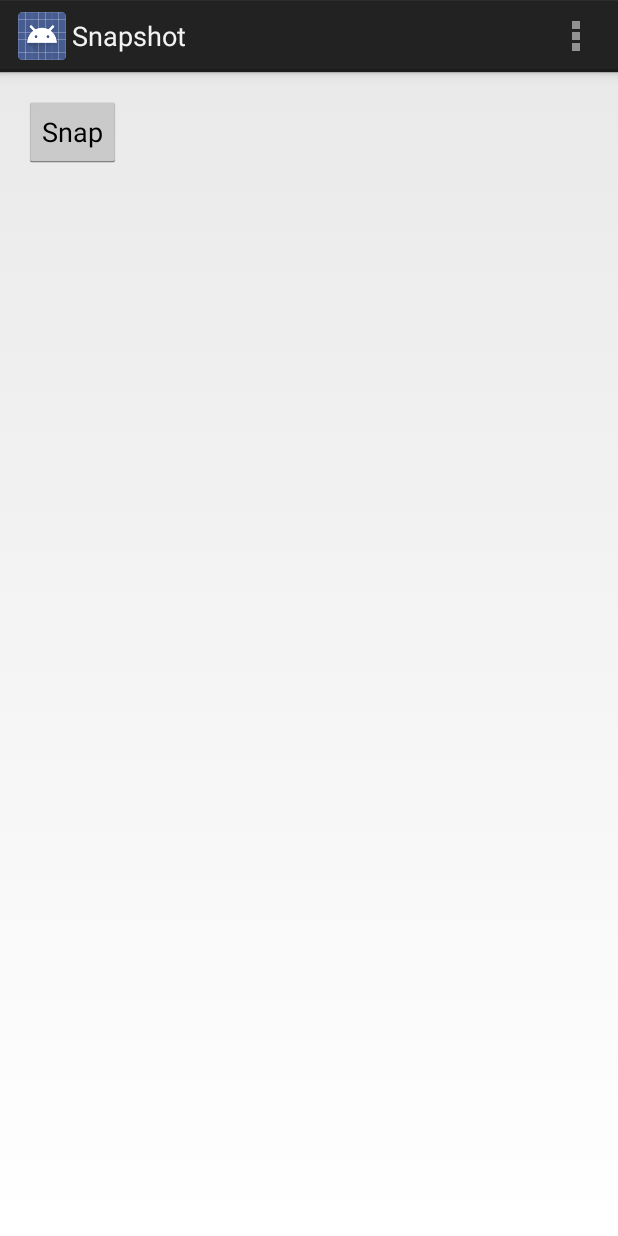
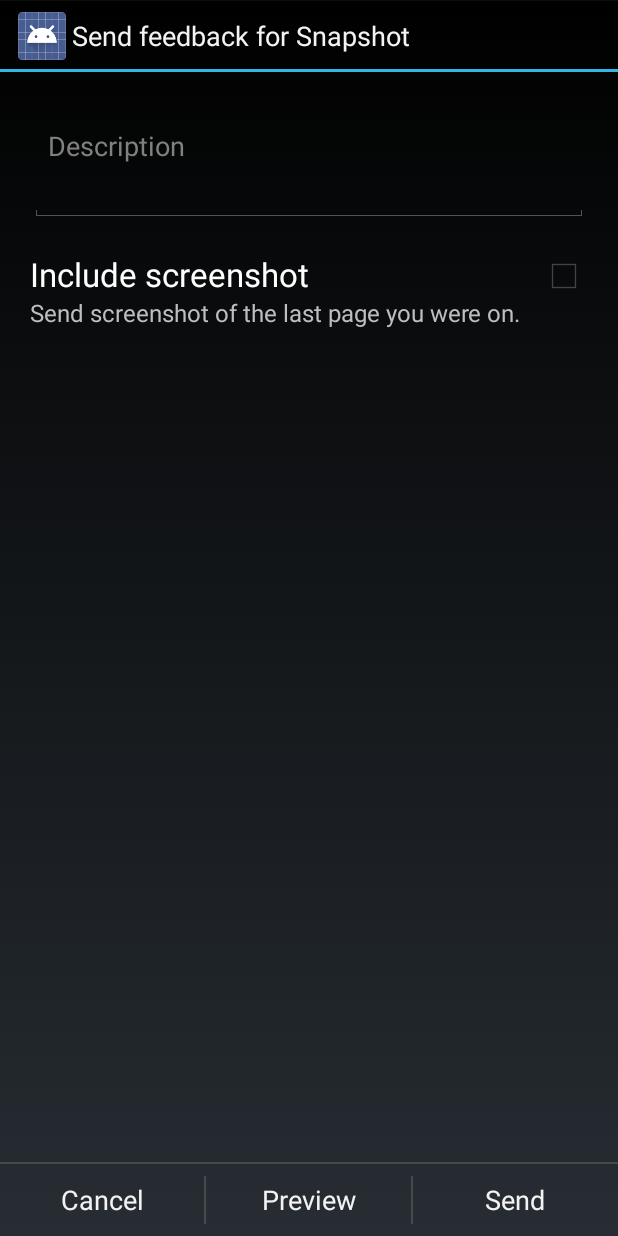
Before and after one commit to 3vezes/criticism, an Android app: the screen it shows after launch (MainActivity before the commit, FeedbackActivity after it), after a tap on "Snap", on a phone screen of 412 x 824 dp. Run offline under Robolectric (Android 15) with nearby library versions, the phone set to English and light mode, and no system bars.

Commit message:
Added feedback activity and layout.

```diff
--- a/SnapshotProject/Snapshot/src/main/AndroidManifest.xml
+++ b/SnapshotProject/Snapshot/src/main/AndroidManifest.xml
@@ -18,10 +18,13 @@
             android:label="@string/app_name" >
             <intent-filter>
                 <action android:name="android.intent.action.MAIN" />
-
                 <category android:name="android.intent.category.LAUNCHER" />
             </intent-filter>
         </activity>
+
+        <activity
+            android:name="com.ericrgon.FeedbackActivity"
+            android:theme="@style/FeedbackTheme"/>
     </application>
 
 </manifest>
--- /dev/null
+++ b/SnapshotProject/Snapshot/src/main/java/com/ericrgon/FeedbackActivity.java
@@ -0,0 +1,19 @@
+package com.ericrgon;
+
+import android.app.Activity;
+import android.os.Bundle;
+
+
+public class FeedbackActivity extends Activity {
+
+
+    @Override
+    protected void onCreate(Bundle savedInstanceState) {
+        super.onCreate(savedInstanceState);
+        StringBuilder stringBuilder = new StringBuilder(getString(R.string.send_feedback_for));
+        stringBuilder.append(" ").append(getString(getApplicationInfo().labelRes));
+        setTitle(stringBuilder);
+
+        setContentView(R.layout.feedback);
+    }
+}
--- a/SnapshotProject/Snapshot/src/main/java/com/ericrgon/MainActivity.java
+++ b/SnapshotProject/Snapshot/src/main/java/com/ericrgon/MainActivity.java
@@ -1,6 +1,7 @@
 package com.ericrgon;
 
 import android.app.Activity;
+import android.content.Intent;
 import android.graphics.Bitmap;
 import android.graphics.Canvas;
 import android.os.Bundle;
@@ -42,7 +43,7 @@ public class MainActivity extends Activity {
         Bitmap screenshot = getBitmapFromView(this);
         try {
             File destination = new File(getExternalFilesDir(null),"example.png");
-            Log.d("Snapshot",destination.getAbsolutePath());
+            Log.d("Snapshot", destination.getAbsolutePath());
             FileOutputStream fileOutputStream = new FileOutputStream(destination);
             screenshot.compress(Bitmap.CompressFormat.PNG,100,fileOutputStream);
             fileOutputStream.close();
@@ -52,6 +53,8 @@ public class MainActivity extends Activity {
             e.printStackTrace();
         }
 
+        Intent feedbackIntent = new Intent(this,FeedbackActivity.class);
+        startActivity(feedbackIntent);
     }
 
 }
--- /dev/null
+++ b/SnapshotProject/Snapshot/src/main/res/layout/feedback.xml
@@ -0,0 +1,80 @@
+<?xml version="1.0" encoding="utf-8"?>
+<RelativeLayout
+    xmlns:android="http://schemas.android.com/apk/res/android"
+    android:layout_width="match_parent"
+    android:layout_height="match_parent">
+    <LinearLayout
+        android:id="@+id/selectionButtons"
+        android:layout_height="wrap_content"
+        android:layout_width="match_parent"
+        android:orientation="horizontal"
+        android:layout_alignParentBottom="true">
+        <Button
+            style="@style/Button.Borderless"
+            android:text="@string/cancel"/>
+        <View style="@style/Divider.Vertical"/>
+        <Button
+            style="@style/Button.Borderless"
+            android:text="@string/preview"/>
+        <View style="@style/Divider.Vertical"/>
+        <Button
+            style="@style/Button.Borderless"
+            android:text="@string/send"/>
+
+    </LinearLayout>
+    <View
+        style="@style/Divider.Horizontal"
+        android:layout_above="@id/selectionButtons"/>
+
+    <ScrollView
+        android:layout_width="match_parent"
+        android:layout_height="wrap_content"
+        android:layout_above="@id/selectionButtons"
+        android:layout_alignParentTop="true"
+        android:layout_marginLeft="20dp"
+        android:layout_marginRight="20dp">
+        <LinearLayout
+            android:layout_height="match_parent"
+            android:layout_width="match_parent"
+            android:orientation="vertical">
+            <EditText
+                android:id="@+id/description"
+                android:layout_width="match_parent"
+                android:layout_height="wrap_content"
+                android:minHeight="100dp"
+                android:hint="@string/description"/>
+
+            <RelativeLayout
+                android:id="@+id/screenshotGroup"
+                android:layout_width="match_parent"
+                android:layout_height="wrap_content"
+                android:layout_marginTop="20dp"
+                android:layout_marginBottom="20dp">
+                <LinearLayout
+                    android:layout_height="wrap_content"
+                    android:layout_width="wrap_content"
+                    android:layout_alignParentLeft="true"
+                    android:orientation="vertical">
+                    <TextView
+                        android:layout_height="wrap_content"
+                        android:layout_width="wrap_content"
+                        android:textColor="@android:color/white"
+                        android:text="@string/include_screenshot"
+                        android:textSize="22sp"/>
+                    <TextView
+                        android:layout_height="wrap_content"
+                        android:layout_width="wrap_content"
+                        android:textSize="16sp"
+                        android:text="@string/send_screen_of_last_page"/>
+                </LinearLayout>
+                <CheckBox
+                    android:layout_height="wrap_content"
+                    android:layout_width="wrap_content"
+                    android:layout_marginLeft="10dp"
+                    android:layout_alignParentRight="true"
+                    android:layout_alignParentTop="true"/>
+            </RelativeLayout>
+        </LinearLayout>
+    </ScrollView>
+
+</RelativeLayout>
--- a/SnapshotProject/Snapshot/src/main/res/values/strings.xml
+++ b/SnapshotProject/Snapshot/src/main/res/values/strings.xml
@@ -3,6 +3,12 @@
 
     <string name="app_name">Snapshot</string>
     <string name="action_settings">Settings</string>
-    <string name="hello_world">Hello world!</string>
+    <string name="send_feedback_for">Send feedback for </string>
+    <string name="cancel">Cancel</string>
+    <string name="preview">Preview</string>
+    <string name="send">Send</string>
+    <string name="description">Description</string>
+    <string name="include_screenshot">Include screenshot</string>
+    <string name="send_screen_of_last_page">Send screenshot of the last page you were on.</string>
 
 </resources>
--- a/SnapshotProject/Snapshot/src/main/res/values/styles.xml
+++ b/SnapshotProject/Snapshot/src/main/res/values/styles.xml
@@ -1,4 +1,6 @@
 <resources>
+
+    <style name="FeedbackTheme" parent="android:Theme.Holo"/>
 
     <!--
         Base application theme, dependent on API level. This theme is replaced
@@ -17,4 +19,31 @@
         <!-- All customizations that are NOT specific to a particular API-level can go here. -->
     </style>
 
+    <style name="Divider">Divider</style>
+
+    <style name="Divider.Vertical">
+        <item name="android:layout_height">match_parent</item>
+        <item name="android:layout_width">1dp</item>
+        <item name="android:layout_marginBottom">8dp</item>
+        <item name="android:layout_marginTop">8dp</item>
+        <item name="android:background">?android:attr/dividerVertical</item>
+    </style>
+
+    <style name="Divider.Horizontal">
+        <item name="android:layout_height">1dp</item>
+        <item name="android:layout_width">match_parent</item>
+        <item name="android:background">?android:attr/dividerHorizontal</item>
+    </style>
+
+    <style name="Button">Button</style>
+    <style name="Button.Borderless">
+        <item name="android:layout_height">wrap_content</item>
+        <item name="android:layout_width">0dp</item>
+        <item name="android:layout_weight">1</item>
+        <item name="android:background">?android:attr/selectableItemBackground</item>
+    </style>
+
+
+
+
 </resources>
```
